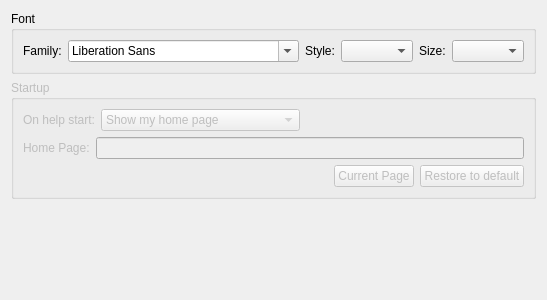
This is src/plugins/help/generalsettingspage.ui in qt-creator/qt-creator as Qt 5 draws it before an edit. The edited form follows.
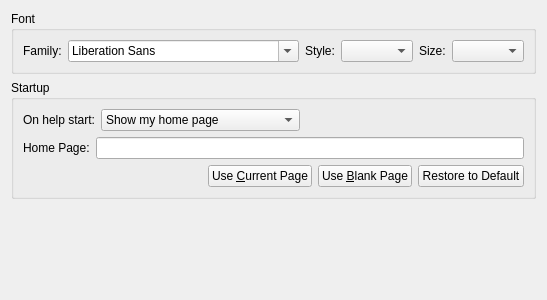
This is the edited form.

Commit message: Implement home page settings and help startup options.

Patch:
```diff
--- a/src/plugins/help/generalsettingspage.ui
+++ b/src/plugins/help/generalsettingspage.ui
@@ -133,7 +133,7 @@
    <item>
     <widget class="QGroupBox" name="groupBox_2">
      <property name="enabled">
-      <bool>false</bool>
+      <bool>true</bool>
      </property>
      <property name="title">
       <string>Startup</string>
@@ -209,7 +209,7 @@
        </layout>
       </item>
       <item>
-       <layout class="QHBoxLayout" name="horizontalLayout_2">
+       <layout class="QHBoxLayout" name="horizontalLayout">
         <item>
          <spacer name="horizontalSpacer">
           <property name="orientation">
@@ -224,22 +224,25 @@
          </spacer>
         </item>
         <item>
-         <layout class="QHBoxLayout" name="horizontalLayout">
-          <item>
-           <widget class="QPushButton" name="currentPageButton">
-            <property name="text">
-             <string>Current Page</string>
-            </property>
-           </widget>
-          </item>
-          <item>
-           <widget class="QPushButton" name="restoreDefaultHomePageButton">
-            <property name="text">
-             <string>Restore to default</string>
-            </property>
-           </widget>
-          </item>
-         </layout>
+         <widget class="QPushButton" name="currentPageButton">
+          <property name="text">
+           <string>Use &amp;Current Page</string>
+          </property>
+         </widget>
+        </item>
+        <item>
+         <widget class="QPushButton" name="blankPageButton">
+          <property name="text">
+           <string>Use &amp;Blank Page</string>
+          </property>
+         </widget>
+        </item>
+        <item>
+         <widget class="QPushButton" name="defaultPageButton">
+          <property name="text">
+           <string>Restore to Default</string>
+          </property>
+         </widget>
         </item>
        </layout>
       </item>
```
Left out of the diff: 2 changed lines with no effect on the pictures. The commit also changes 5 other files.
